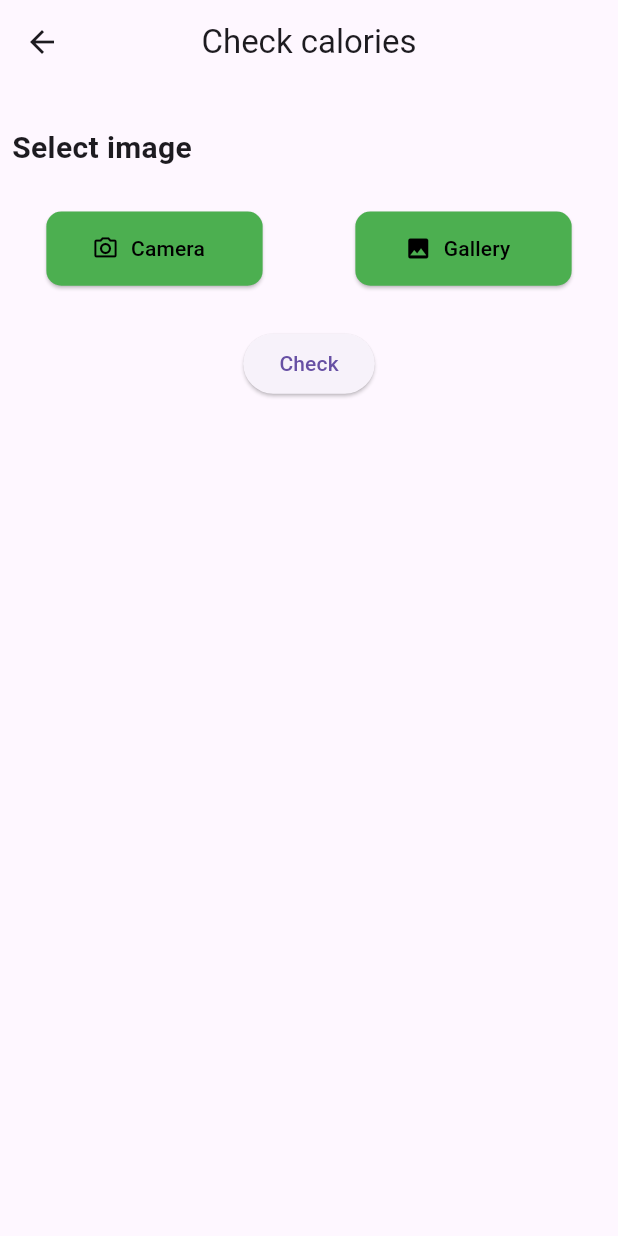
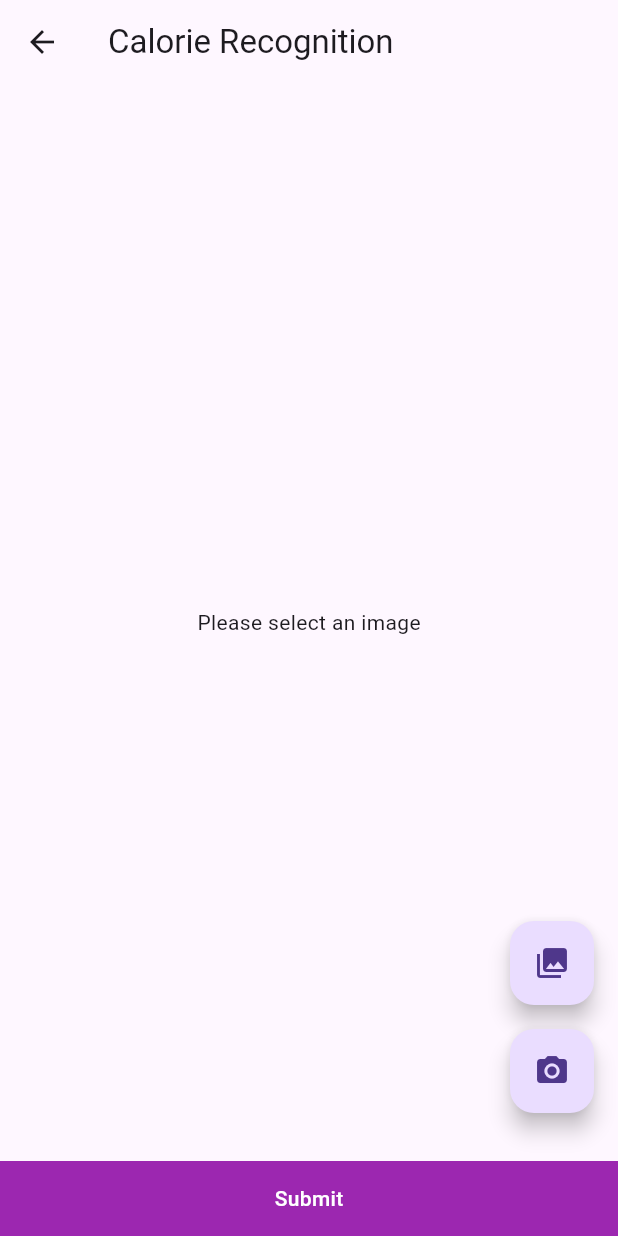
Before and after one commit to MeAnandCB/food_calorie-_recomendation, a Flutter app: the NewCalorieCheck screen opened directly, on a phone screen of 412 x 824 dp. Run offline on Flutter 3.47's test engine with Material 3 defaults, Android fonts, the phone set to English and light mode, and no system bars; our stand-ins replace google_fonts, image_picker, shared_preferences; accounts and stored records are empty.

Commit message:
multipart image posting done

```diff
--- a/lib/app_config/app_config.dart
+++ b/lib/app_config/app_config.dart
@@ -1,6 +1,6 @@
 class AppConfig {
-  static String baseurl = "http://10.0.2.2:8000/accounts/";
-  static String mediaurl="http://10.11.0.237:8000/";
+  static String baseurl = "http://10.11.0.153:8000/accounts/";
+  static String mediaurl="http://10.11.0.153:8000/";
   static const String loginData = 'loginData';
   static const String status = "status";
   static const String token = "token";
--- a/lib/main.dart
+++ b/lib/main.dart
@@ -1,7 +1,7 @@
 import 'package:flutter/material.dart';
 import 'package:food_calorie_recognition/presentation/check_calorie/controller/check_calorie_controller.dart';
 import 'package:food_calorie_recognition/presentation/login/controller/login_controller.dart';
-import 'package:food_calorie_recognition/presentation/new_check_calorie/new_calorie_controller.dart';
+import 'package:food_calorie_recognition/presentation/new_check_calorie/response_from_api.dart';
 import 'package:food_calorie_recognition/presentation/register/controller/register_controller.dart';
 import 'package:food_calorie_recognition/presentation/splash/view/splash_screen.dart';
 import 'package:provider/provider.dart';
@@ -12,7 +12,6 @@ void main() {
         ChangeNotifierProvider(create: (context) => RegisterController()),
         ChangeNotifierProvider(create: (context) => LoginController()),
         ChangeNotifierProvider(create: (context) => CheckcalorieController()),
-        ChangeNotifierProvider(create: (context) => NewCalorieController())
       ],
         child: const MyApp(),)
   );
--- /dev/null
+++ b/lib/presentation/new_check_calorie/calorie_finding.dart
@@ -0,0 +1,140 @@
+import 'dart:io';
+
+import 'package:flutter/material.dart';
+import 'package:food_calorie_recognition/app_config/app_config.dart';
+import 'package:http/http.dart' as http;
+import 'package:http_parser/http_parser.dart';
+import 'package:image_picker/image_picker.dart';
+
+import 'response_from_api.dart';
+
+class NewCalorieCheck extends StatefulWidget {
+  const NewCalorieCheck({Key? key}) : super(key: key);
+
+  @override
+  _NewCalorieCheckState createState() => _NewCalorieCheckState();
+}
+
+class _NewCalorieCheckState extends State<NewCalorieCheck> {
+  File? _image;
+  bool isLoading = false; // Track loading state
+  final picker = ImagePicker();
+
+  Future getImage(ImageSource source) async {
+    final pickedFile = await picker.pickImage(source: source);
+
+    setState(() {
+      if (pickedFile != null) {
+        _image = File(pickedFile.path);
+      } else {
+        print('No image selected.');
+      }
+    });
+  }
+
+  Future<void> uploadImage(File imageFile) async {
+    setState(() {
+      isLoading = true; // Set loading state to true when uploading image
+    });
+
+    final uri = Uri.parse('http://10.11.0.153:8000/accounts/checkcalorie/');
+    final request = http.MultipartRequest('POST', uri);
+
+    request.files.add(await http.MultipartFile.fromPath(
+      'image',
+      imageFile.path,
+      contentType: MediaType('image', 'jpeg'),
+    ));
+
+    final streamedResponse = await request.send();
+    final response = await http.Response.fromStream(streamedResponse);
+
+    if (response.statusCode == 200) {
+      isLoading = false; // Set loading state to false after receiving response
+      print('Image uploaded successfully');
+      print('Response: ${response.body}');
+      Navigator.push(
+        context,
+        MaterialPageRoute(
+          builder: (context) => ResponsePage(responseBody: response.body),
+        ),
+      );
+    } else {
+      isLoading = false; // Set loading state to false if upload fails
+      print('Failed to upload image. Error: ${response.reasonPhrase}');
+    }
+  }
+
+  @override
+  Widget build(BuildContext context) {
+    return Scaffold(
+      appBar: AppBar(
+        title: Text('Calorie Recognition'),
+      ),
+      body: Center(
+        child: _image == null
+            ? Text('Please select an image')
+            : Image.file(
+          _image!,
+          height: MediaQuery.of(context).size.height * 0.55,
+          width: MediaQuery.of(context).size.width * 0.75,
+          fit: BoxFit.contain,
+        ),
+      ),
+      floatingActionButton: Column(
+        mainAxisAlignment: MainAxisAlignment.end,
+        children: [
+          FloatingActionButton(
+            onPressed: () {
+              getImage(ImageSource.gallery);
+            },
+            tooltip: 'Pick Image from Gallery',
+            child: Icon(Icons.photo_library),
+          ),
+          SizedBox(height: 16),
+          FloatingActionButton(
+            onPressed: () {
+              getImage(ImageSource.camera);
+            },
+            tooltip: 'Take a Photo',
+            child: Icon(Icons.camera_alt),
+          ),
+          SizedBox(height: 16),
+        ],
+      ),
+      bottomNavigationBar: InkWell(
+        onTap: () {
+          if (_image != null) {
+            uploadImage(_image!);
+            // setState(() {
+            //
+            // });
+          } else {
+            ScaffoldMessenger.of(context).showSnackBar(
+              const SnackBar(
+                content: Text('Please select image'),
+              ),
+            );
+          }
+        },
+        child: Container(
+          height: 50,
+          color: Colors.purple,
+          child: Center(
+            child: isLoading // Display loading indicator conditionally
+                ? CircularProgressIndicator(
+              valueColor: AlwaysStoppedAnimation<Color>(Colors.white),
+            )
+                : Text(
+              "Submit",
+              style: TextStyle(
+                color: Colors.white,
+                fontWeight: FontWeight.w500,
+              ),
+            ),
+          ),
+        ),
+      ),
+    );
+  }
+}
--- a/lib/presentation/new_check_calorie/new_check_calorie.dart
+++ /dev/null
@@ -1,108 +0,0 @@
-import 'dart:io';
-
-import 'package:flutter/material.dart';
-import 'package:food_calorie_recognition/presentation/new_check_calorie/new_calorie_controller.dart';
-import 'package:image_picker/image_picker.dart';
-import 'package:provider/provider.dart';
-
-import '../../global_widget/image_icon_button.dart';
-
-class NewCalorieCheck extends StatefulWidget {
-  const NewCalorieCheck({Key? key}) : super(key: key);
-
-  @override
-  _NewCalorieCheckState createState() => _NewCalorieCheckState();
-}
-
-class _NewCalorieCheckState extends State<NewCalorieCheck> {
-
-  File? image;
-
-
-  Future<void> _getImage(ImageSource source) async {
-    final pickedFile = await ImagePicker().pickImage(source: source);
-    if (pickedFile != null) {
-      setState(() {
-        image = File(pickedFile.path);
-      });
-    }
-  }
-
-  @override
-  Widget build(BuildContext context) {
-    var size = MediaQuery.of(context).size;
-    var width = size.width;
-    return Scaffold(
-      appBar: AppBar(
-        title: Text("Check calories"),
-        centerTitle: true,
-      ),
-      body: Column(
-        children: [
-          SizedBox(
-            height: 20,
-          ),
-          Row(
-            mainAxisAlignment: MainAxisAlignment.start,
-            children: [
-              Padding(
-                padding: const EdgeInsets.all(8.0),
-                child: Text(
-                  "Select image",
-                  style: TextStyle(fontWeight: FontWeight.bold, fontSize: 20),
-                ),
-              ),
-            ],
-          ),
-          SizedBox(
-            height: 20,
-          ),
-          Row(
-            mainAxisAlignment: MainAxisAlignment.spaceAround,
-            children: [
-              ImageIconButton(
-                width: width * .35,
-                height: size.height * .06,
-                onPressed: () => _getImage(ImageSource.camera),
-                icon: Icons.camera_alt_outlined,
-                label: 'Camera',
-              ),
-              ImageIconButton(
-                width: width * .35,
-                height: size.height * .06,
-                onPressed: () => _getImage(ImageSource.gallery),
-                icon: Icons.photo,
-                label: 'Gallery',
-              ),
-            ],
-          ),
-          image != null
-              ?
-              // if (image != null)
-              Container(
-                  margin: EdgeInsets.symmetric(vertical: 20),
-                  height: 200,
-                  width: 200,
-                  child: Image.file(
-                    image!,
-                    fit: BoxFit.cover,
-                  ),
-                )
-              : SizedBox(height: 20),
-          Padding(
-            padding: const EdgeInsets.all(8.0),
-            child: ElevatedButton(
-                onPressed: () {
-                  Provider.of<NewCalorieController>(context, listen: false)
-                      .calCheck(context, image);
-                  setState(() {
-                    image = null;
-                  });
-                },
-                child: Text("Check")),
-          )
-        ],
-      ),
-    );
-  }
-}
```
Also changed, not shown: lib/presentation/home/view/home_page.dart (+16 -7 lines), lib/presentation/new_check_calorie/new_calorie_controller.dart (deleted, +0 -76 lines), lib/presentation/new_check_calorie/response_from_api.dart (added, +39 -0 lines).
